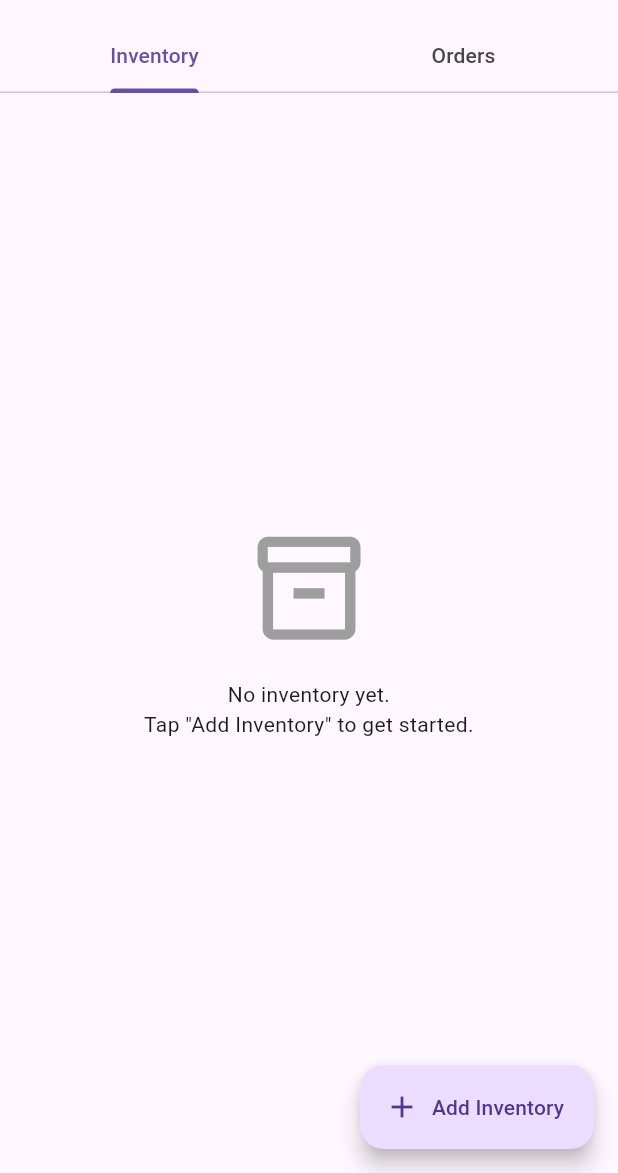
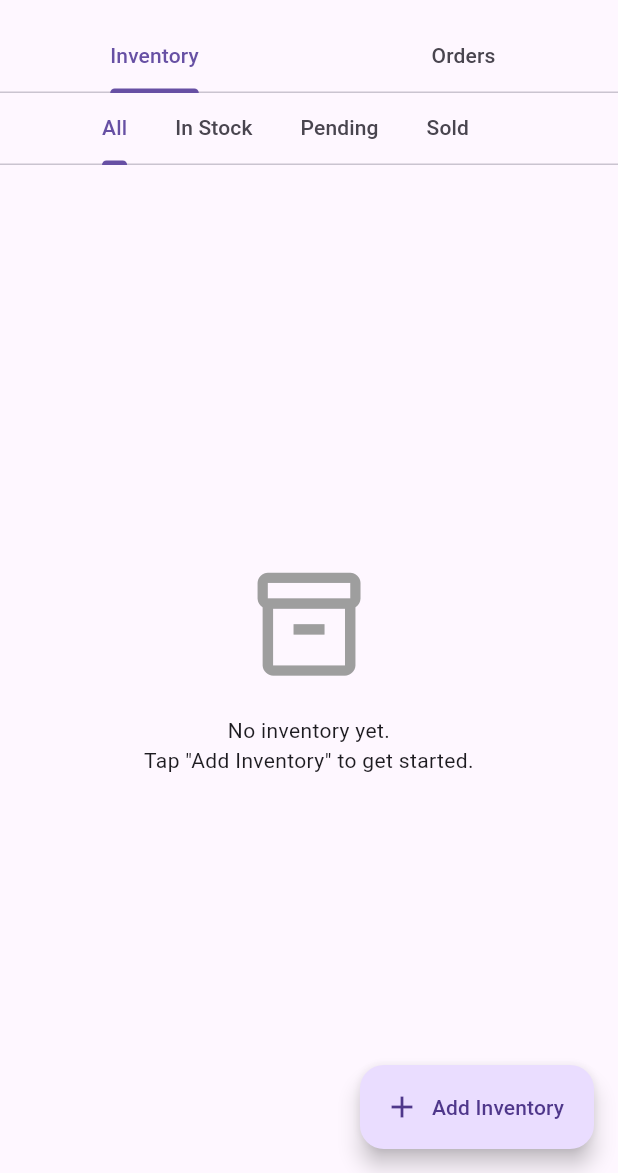
Before and after one commit to angat-yogi/krishi_connect, a Flutter app: the FarmerDashboardPage screen opened directly, on a phone screen of 412 x 824 dp, the part 63-1236 px from its top. Run offline on Flutter 3.47's test engine with Material 3 defaults, Android fonts, the phone set to English and light mode, and no system bars; our stand-ins replace cloud_firestore, firebase_auth, firebase_core, firebase_storage, flutter_screenutil, google_sign_in and 1 more; accounts and stored records are empty.

Commit message:
feat: implement tabbed inventory view with product filtering by status

```diff
--- a/lib/pages/dashboards/farmer_dashboard_page.dart
+++ b/lib/pages/dashboards/farmer_dashboard_page.dart
@@ -284,22 +284,69 @@ class _InventoryTab extends StatelessWidget {
           return const LoadingView();
         }
         final products = snapshot.data ?? [];
-        if (products.isEmpty) {
-          return const _EmptyState(
+        final tabs = [
+          {
+            'label': 'All',
+            'items': products,
+          },
+          {
+            'label': InventoryStatus.inStock.label,
+            'items': products
+                .where((p) => p.status == InventoryStatus.inStock)
+                .toList(),
+          },
+          {
+            'label': InventoryStatus.pending.label,
+            'items': products
+                .where((p) => p.status == InventoryStatus.pending)
+                .toList(),
+          },
+          {
+            'label': InventoryStatus.sold.label,
+            'items': products
+                .where((p) => p.status == InventoryStatus.sold)
+                .toList(),
+          },
+        ];
+
+        return DefaultTabController(
+          length: tabs.length,
+          child: Column(
+            children: [
+              TabBar(
+                isScrollable: true,
+                labelColor: Theme.of(context).colorScheme.primary,
+                indicatorColor: Theme.of(context).colorScheme.primary,
+                tabs: [
+                  for (final tab in tabs) Tab(text: tab['label'] as String),
+                ],
+              ),
+              Expanded(
+                child: TabBarView(
+                  children: [
+                    for (final tab in tabs)
+                      (tab['items'] as List<Product>).isEmpty
+                          ? const _EmptyState(
                               icon: Icons.inventory_2_outlined,
-            message: 'No inventory yet.\nTap "Add Inventory" to get started.',
-          );
-        }
-
-        return ListView.separated(
-          padding: EdgeInsets.symmetric(horizontal: 16.w, vertical: 24.h),
-          itemCount: products.length,
-          separatorBuilder: (_, __) => SizedBox(height: 12.h),
+                              message:
+                                  'No inventory yet.\nTap "Add Inventory" to get started.',
+                            )
+                          : ListView.separated(
+                              padding: EdgeInsets.symmetric(
+                                horizontal: 16.w,
+                                vertical: 24.h,
+                              ),
+                              itemCount: (tab['items'] as List<Product>).length,
+                              separatorBuilder: (_, __) =>
+                                  SizedBox(height: 12.h),
                               itemBuilder: (context, index) {
-            final product = products[index];
+                                final product =
+                                    (tab['items'] as List<Product>)[index];
                                 return Card(
                                   child: ListTile(
-                leading: _ProductThumbnail(imageUrl: product.imageUrl),
+                                    leading: _ProductThumbnail(
+                                      imageUrl: product.imageUrl,
+                                    ),
                                     title: Text(product.name),
                                     subtitle: Text(
                                       '${product.quantity} ${product.unit ?? ''} • NPR ${product.price.toStringAsFixed(2)}',
@@ -308,19 +355,27 @@ class _InventoryTab extends StatelessWidget {
                                       onSelected: (value) {
                                         switch (value) {
                                           case 'in_stock':
-                        context.read<DatabaseService>().updateProduct(
+                                            context
+                                                .read<DatabaseService>()
+                                                .updateProduct(
                                                   productId: product.id,
-                              status: InventoryStatus.inStock,
+                                                  status:
+                                                      InventoryStatus.inStock,
                                                 );
                                             break;
                                           case 'pending':
-                        context.read<DatabaseService>().updateProduct(
+                                            context
+                                                .read<DatabaseService>()
+                                                .updateProduct(
                                                   productId: product.id,
-                              status: InventoryStatus.pending,
+                                                  status:
+                                                      InventoryStatus.pending,
                                                 );
                                             break;
                                           case 'sold':
-                        context.read<DatabaseService>().updateProduct(
+                                            context
+                                                .read<DatabaseService>()
+                                                .updateProduct(
                                                   productId: product.id,
                                                   status: InventoryStatus.sold,
                                                 );
@@ -358,6 +413,12 @@ class _InventoryTab extends StatelessWidget {
                                   ),
                                 );
                               },
+                            ),
+                  ],
+                ),
+              ),
+            ],
+          ),
         );
       },
     );
```
Lines whose indentation alone changed are shown as unchanged.
